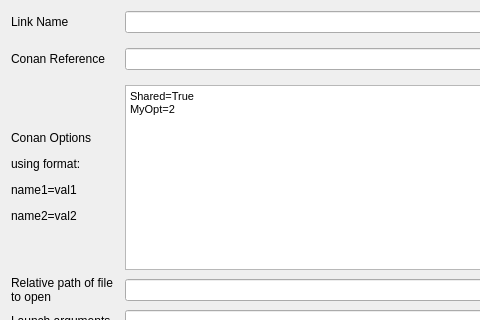
Qt form src/conan_app_launcher/ui/views/app_grid/dialogs/app_edit_dialog.ui (goszpeti/conan_explorer) before a commit; both pictures show x 0 to 480 and y 0 to 320 of the 630 by 446 pixel window.
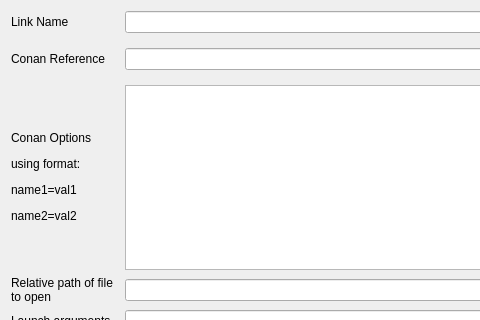
The same form after that commit. Custom widgets are drawn as their Qt base class.

```diff
--- a/src/conan_app_launcher/ui/views/app_grid/dialogs/app_edit_dialog.ui
+++ b/src/conan_app_launcher/ui/views/app_grid/dialogs/app_edit_dialog.ui
@@ -44,8 +44,6 @@
 &lt;html&gt;&lt;head&gt;&lt;meta name=&quot;qrichtext&quot; content=&quot;1&quot; /&gt;&lt;style type=&quot;text/css&quot;&gt;
 p, li { white-space: pre-wrap; }
 &lt;/style&gt;&lt;/head&gt;&lt;body style=&quot; font-family:'MS Shell Dlg 2'; font-size:7.875pt; font-weight:400; font-style:normal;&quot;&gt;
-&lt;p style=&quot; margin-top:0px; margin-bottom:0px; margin-left:0px; margin-right:0px; -qt-block-indent:0; text-indent:0px;&quot;&gt;Shared=True&lt;/p&gt;
-&lt;p style=&quot; margin-top:0px; margin-bottom:0px; margin-left:0px; margin-right:0px; -qt-block-indent:0; text-indent:0px;&quot;&gt;MyOpt=2&lt;/p&gt;
 &lt;p style=&quot;-qt-paragraph-type:empty; margin-top:0px; margin-bottom:0px; margin-left:0px; margin-right:0px; -qt-block-indent:0; text-indent:0px;&quot;&gt;&lt;br /&gt;&lt;/p&gt;&lt;/body&gt;&lt;/html&gt;</string>
        </property>
       </widget>
```
